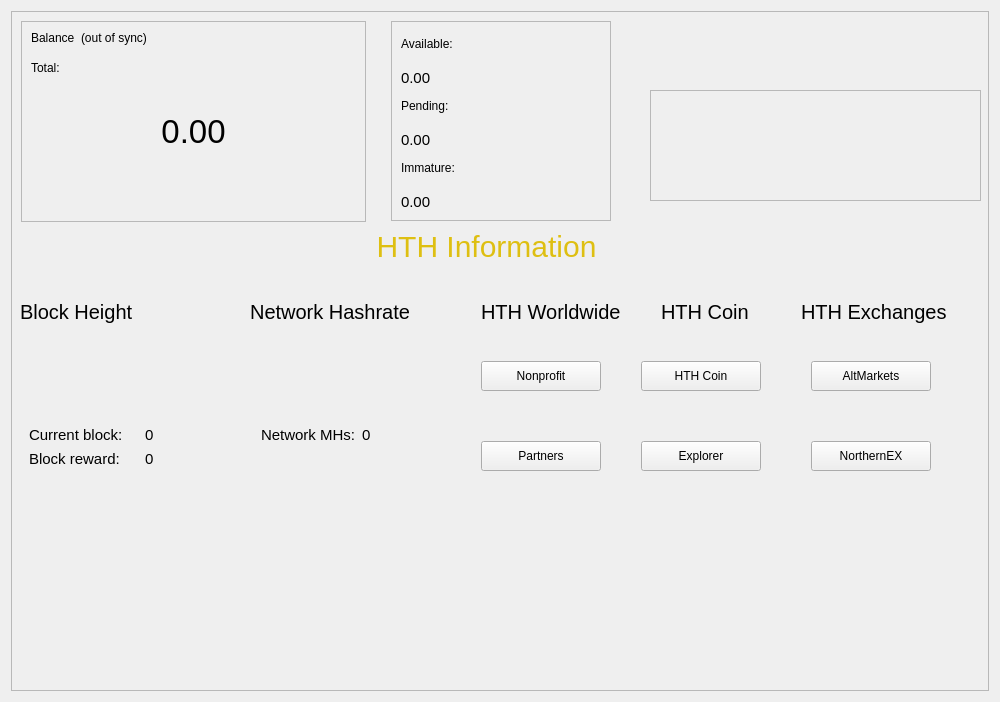
Qt form src/qt/forms/overviewpage.ui (HTHcoin/helpthehomelesscoin) before a commit.
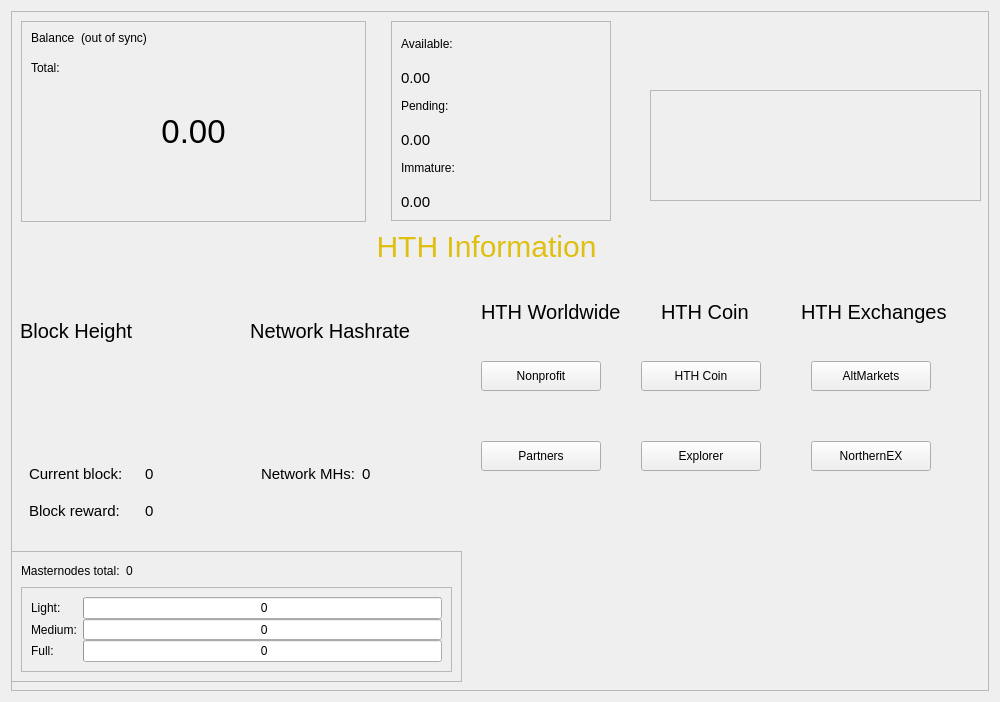
The same form after that commit.

What changed in the file:
```diff
--- a/src/qt/forms/overviewpage.ui
+++ b/src/qt/forms/overviewpage.ui
@@ -272,22 +272,6 @@
          </layout>
         </widget>
        </item>
-       <item>
-        <spacer name="verticalSpacer">
-         <property name="orientation">
-          <enum>Qt::Vertical</enum>
-         </property>
-         <property name="sizeType">
-          <enum>QSizePolicy::Fixed</enum>
-         </property>
-         <property name="sizeHint" stdset="0">
-          <size>
-           <width>20</width>
-           <height>65</height>
-          </size>
-         </property>
-        </spacer>
-       </item>
       </layout>
      </widget>
      <widget class="QPushButton" name="pushButton_Website_4">
@@ -909,6 +893,220 @@
        <enum>QFrame::Raised</enum>
       </property>
      </widget>
+     <widget class="QFrame" name="frameMnInfo">
+      <property name="geometry">
+       <rect>
+        <x>0</x>
+        <y>540</y>
+        <width>451</width>
+        <height>131</height>
+       </rect>
+      </property>
+      <property name="minimumSize">
+       <size>
+        <width>0</width>
+        <height>100</height>
+       </size>
+      </property>
+      <property name="frameShape">
+       <enum>QFrame::StyledPanel</enum>
+      </property>
+      <property name="frameShadow">
+       <enum>QFrame::Raised</enum>
+      </property>
+      <layout class="QVBoxLayout" name="verticalLayout_17">
+       <item>
+        <layout class="QHBoxLayout" name="horizontalLayout_9">
+         <item>
+          <widget class="QLabel" name="labelMnTotal">
+           <property name="minimumSize">
+            <size>
+             <width>0</width>
+             <height>0</height>
+            </size>
+           </property>
+           <property name="maximumSize">
+            <size>
+             <width>16777215</width>
+             <height>16777215</height>
+            </size>
+           </property>
+           <property name="text">
+            <string>Masternodes total:</string>
+           </property>
+          </widget>
+         </item>
+         <item>
+          <widget class="QLabel" name="labelMnTotal_Value">
+           <property name="text">
+            <string>0</string>
+           </property>
+          </widget>
+         </item>
+         <item>
+          <spacer name="horizontalSpacer_9">
+           <property name="orientation">
+            <enum>Qt::Horizontal</enum>
+           </property>
+           <property name="sizeHint" stdset="0">
+            <size>
+             <width>40</width>
+             <height>20</height>
+            </size>
+           </property>
+          </spacer>
+         </item>
+        </layout>
+       </item>
+       <item>
+        <widget class="QFrame" name="frameMnInfoLevels">
+         <property name="minimumSize">
+          <size>
+           <width>0</width>
+           <height>80</height>
+          </size>
+         </property>
+         <property name="frameShape">
+          <enum>QFrame::StyledPanel</enum>
+         </property>
+         <property name="frameShadow">
+          <enum>QFrame::Raised</enum>
+         </property>
+         <layout class="QGridLayout" name="gridLayout_2">
+          <property name="horizontalSpacing">
+           <number>6</number>
+          </property>
+          <property name="verticalSpacing">
+           <number>0</number>
+          </property>
+          <item row="0" column="1">
+           <widget class="QProgressBar" name="graphMN1">
+            <property name="minimumSize">
+             <size>
+              <width>0</width>
+              <height>20</height>
+             </size>
+            </property>
+            <property name="maximumSize">
+             <size>
+              <width>16777215</width>
+              <height>16777215</height>
+             </size>
+            </property>
+            <property name="value">
+             <number>0</number>
+            </property>
+            <property name="format">
+             <string> %v</string>
+            </property>
+           </widget>
+          </item>
+          <item row="1" column="1">
+           <widget class="QProgressBar" name="graphMN2">
+            <property name="minimumSize">
+             <size>
+              <width>0</width>
+              <height>20</height>
+             </size>
+            </property>
+            <property name="maximumSize">
+             <size>
+              <width>16777215</width>
+              <height>16777215</height>
+             </size>
+            </property>
+            <property name="value">
+             <number>0</number>
+            </property>
+            <property name="format">
+             <string> %v</string>
+            </property>
+           </widget>
+          </item>
+          <item row="3" column="1">
+           <widget class="QProgressBar" name="graphMN3">
+            <property name="minimumSize">
+             <size>
+              <width>0</width>
+              <height>20</height>
+             </size>
+            </property>
+            <property name="maximumSize">
+             <size>
+              <width>16777215</width>
+              <height>16777215</height>
+             </size>
+            </property>
+            <property name="value">
+             <number>0</number>
+            </property>
+            <property name="format">
+             <string> %v</string>
+            </property>
+           </widget>
+          </item>
+          <item row="1" column="0">
+           <widget class="QLabel" name="label_7">
+            <property name="minimumSize">
+             <size>
+              <width>0</width>
+              <height>0</height>
+             </size>
+            </property>
+            <property name="maximumSize">
+             <size>
+              <width>16777215</width>
+              <height>16777215</height>
+             </size>
+            </property>
+            <property name="text">
+             <string>Medium:</string>
+            </property>
+           </widget>
+          </item>
+          <item row="3" column="0">
+           <widget class="QLabel" name="label_8">
+            <property name="minimumSize">
+             <size>
+              <width>0</width>
+              <height>0</height>
+             </size>
+            </property>
+            <property name="maximumSize">
+             <size>
+              <width>16777215</width>
+              <height>16777215</height>
+             </size>
+            </property>
+            <property name="text">
+             <string>Full:</string>
+            </property>
+           </widget>
+          </item>
+          <item row="0" column="0">
+           <widget class="QLabel" name="label_9">
+            <property name="minimumSize">
+             <size>
+              <width>0</width>
+              <height>0</height>
+             </size>
+            </property>
+            <property name="maximumSize">
+             <size>
+              <width>16777215</width>
+              <height>16777215</height>
+             </size>
+            </property>
+            <property name="text">
+             <string>Light:</string>
+            </property>
+           </widget>
+          </item>
+         </layout>
+        </widget>
+       </item>
+      </layout>
+     </widget>
     </widget>
    </item>
   </layout>
```
